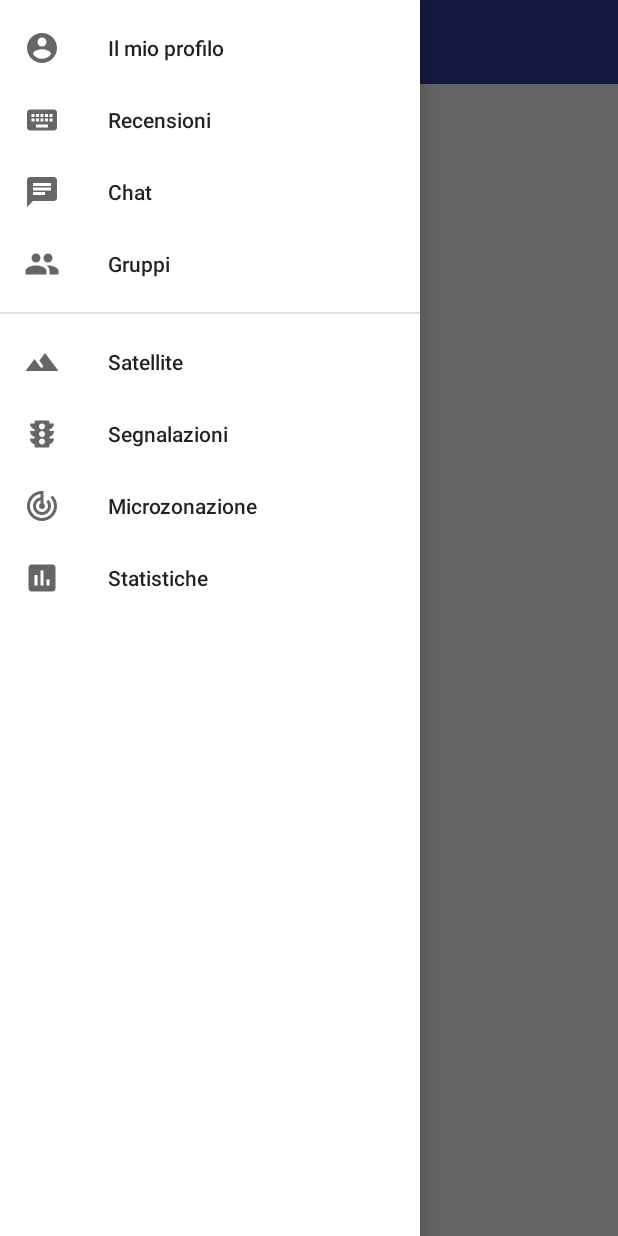
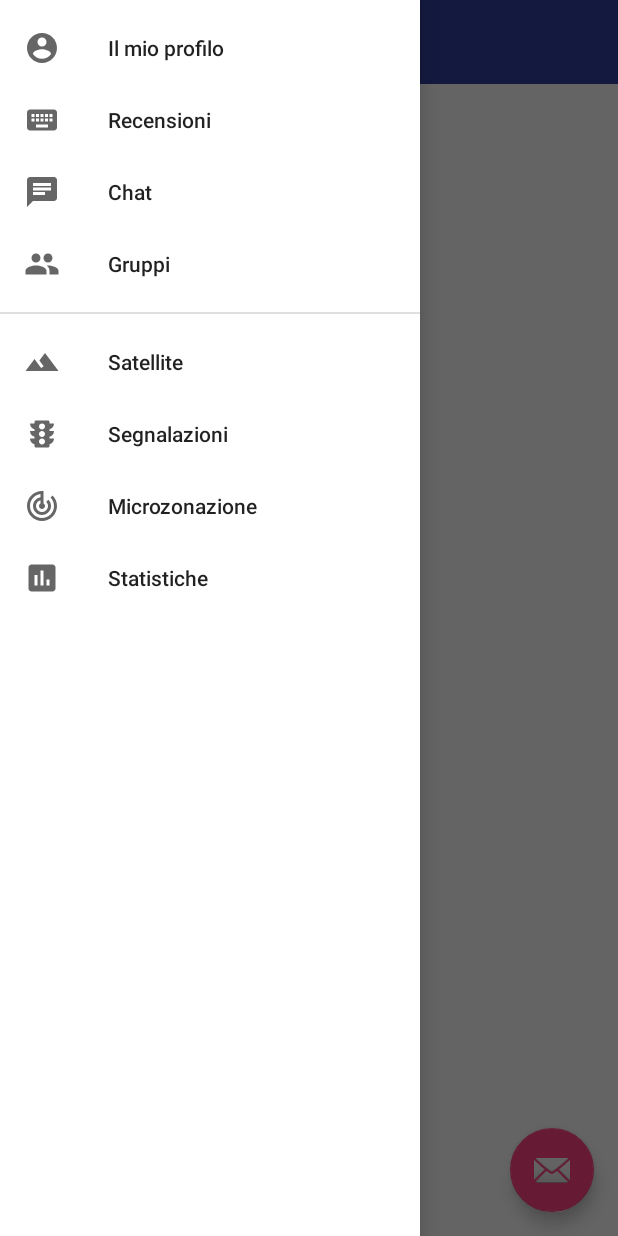
Before and after one commit to lou1306/Hackaton, an Android app: the screen it shows after launch (MainActivity), after a tap on "Open navigation drawer", on a phone screen of 412 x 824 dp. Run offline under Robolectric (Android 15) with nearby library versions, the phone set to English and light mode, and no system bars; libraries missing offline, so code that uses them is left out: com.esri.arcgisruntime; 5 statements that could not run were skipped.

Commit message:
Layout fix + snackbar

```diff
--- a/app/build.gradle
+++ b/app/build.gradle
@@ -53,7 +53,7 @@ dependencies {
     compile 'com.android.support:appcompat-v7:25.3.1'
     compile 'com.android.support.constraint:constraint-layout:1.0.2'
     compile 'com.android.support:design:25.3.1'
-    testCompile 'junit:junit:4.12'
     compile 'com.esri.arcgisruntime:arcgis-android:100.1.0'
     compile 'org.codehaus.jackson:jackson-mapper-asl:1.9.13'
+    testCompile 'junit:junit:4.12'
 }
--- a/app/src/main/res/layout/activity_main.xml
+++ b/app/src/main/res/layout/activity_main.xml
@@ -7,6 +7,16 @@
     android:layout_width="match_parent"
     android:layout_height="match_parent"
     tools:context="com.gssi.cs32.hackaton.MainActivity">
+
+    <android.support.design.widget.CoordinatorLayout
+        android:layout_width="match_parent"
+        android:layout_height="match_parent">
+
+        <LinearLayout
+            android:layout_width="match_parent"
+            android:layout_height="match_parent"
+            android:orientation="horizontal">
+
             <LinearLayout
 
                 android:layout_width="match_parent"
@@ -28,6 +38,7 @@
                 <!--app:popupTheme="@style/AppTheme.PopupOverlay" />-->
 
                 <!--</android.support.design.widget.AppBarLayout>-->
+
                 <include
 
                     layout="@layout/toolbar"
@@ -36,18 +47,24 @@
 
                     android:layout_height="wrap_content" />
 
+                <include
+                    layout="@layout/content_main"
+                    android:layout_width="match_parent" />
 
-        <include layout="@layout/content_main"/>
+            </LinearLayout>
 
         </LinearLayout>
 
         <android.support.design.widget.FloatingActionButton
             android:id="@+id/fab"
-        android:layout_width="wrap_content"
+            android:layout_width="match_parent"
             android:layout_height="wrap_content"
             android:layout_gravity="bottom|end"
             android:layout_margin="@dimen/fab_margin"
+            android:visibility="visible"
             app:srcCompat="@android:drawable/ic_dialog_email" />
+
+    </android.support.design.widget.CoordinatorLayout>
 
     <android.support.design.widget.NavigationView
         android:id="@+id/nvView"
@@ -55,5 +72,7 @@
         android:layout_height="match_parent"
         android:layout_gravity="start"
         android:background="@android:color/white"
-        app:menu="@menu/drawer_view" />
+        app:menu="@menu/drawer_view" >
+
+    </android.support.design.widget.NavigationView>
 </android.support.v4.widget.DrawerLayout>
--- a/app/src/main/res/values/strings.xml
+++ b/app/src/main/res/values/strings.xml
@@ -3,4 +3,5 @@
     <string name="action_settings">Settings</string>
     <string name="drawer_open">Open navigation drawer</string>
     <string name="drawer_close">Close navigation drawer</string>
+    <string name="title_activity_question1">Question1Activity</string>
 </resources>
--- a/app/src/main/res/values/styles.xml
+++ b/app/src/main/res/values/styles.xml
@@ -6,11 +6,14 @@
         <item name="colorPrimaryDark">@color/colorPrimaryDark</item>
         <item name="colorAccent">@color/colorAccent</item>
     </style>
+
     <style name="AppTheme.NoActionBar">
         <item name="windowActionBar">false</item>
         <item name="windowNoTitle">true</item>
     </style>
+
     <style name="AppTheme.AppBarOverlay" parent="ThemeOverlay.AppCompat.Dark.ActionBar" />
+
     <style name="AppTheme.PopupOverlay" parent="ThemeOverlay.AppCompat.Light" />
 
 </resources>
```
Also changed, not shown: app/src/main/AndroidManifest.xml (+18 -9 lines), app/src/main/java/com/gssi/cs32/hackaton/MainActivity.java (+21 -8 lines), app/src/main/java/com/gssi/cs32/hackaton/QuestionActivity.java (added, +18 -0 lines). Lines whose indentation alone changed are shown as unchanged.
